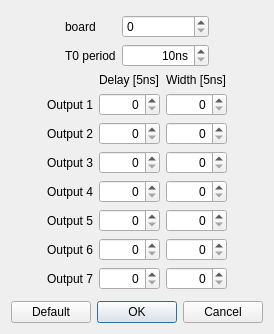
Entwicklungsburo-Stresing/EBST_CAM, file escam/dialogioctrl.ui: the form before one commit.
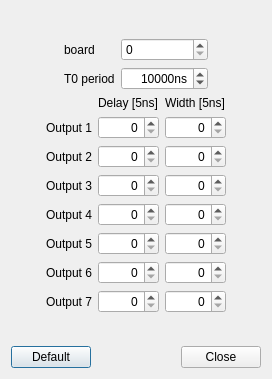
The form after the commit.

Commit message:
Update closing behavior for dialogs
Change ok buttons to close and automatically save changes with out confirming. Moved the Cameras and Reset axes menu actions to chart settings.

```diff
--- a/escam/dialogioctrl.ui
+++ b/escam/dialogioctrl.ui
@@ -6,8 +6,8 @@
    <rect>
     <x>0</x>
     <y>0</y>
-    <width>257</width>
-    <height>334</height>
+    <width>272</width>
+    <height>379</height>
    </rect>
   </property>
   <property name="windowTitle">
@@ -79,6 +79,9 @@
        <property name="maximum">
         <double>4294967295.000000000000000</double>
        </property>
+       <property name="value">
+        <double>1000.000000000000000</double>
+       </property>
       </widget>
      </item>
      <item row="0" column="1">
@@ -355,7 +358,7 @@
      <item>
       <widget class="QDialogButtonBox" name="buttonBox">
        <property name="standardButtons">
-        <set>QDialogButtonBox::Cancel|QDialogButtonBox::Ok</set>
+        <set>QDialogButtonBox::StandardButton::Close</set>
        </property>
       </widget>
      </item>
```
Left out of the diff: 42 changed lines with no effect on the pictures. The commit also changes 19 other files.
